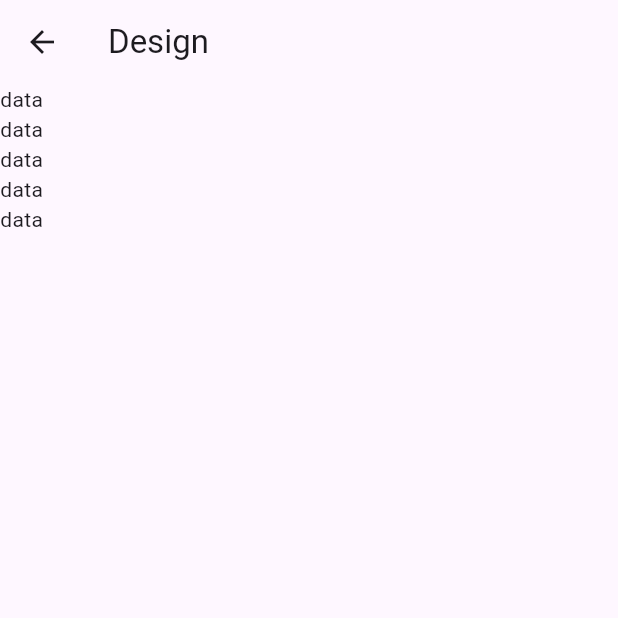
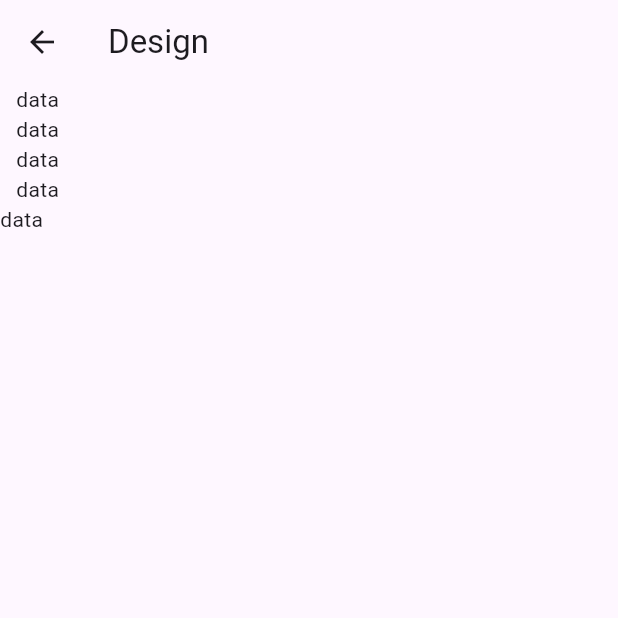
Before and after one commit to fahimshahariar09/calender_practice, a Flutter app: the Design screen opened directly, on a phone screen of 412 x 824 dp, the top half of it. Run offline on Flutter 3.47's test engine with Material 3 defaults, Android fonts, the phone set to English and light mode, and no system bars; our stand-ins replace flick_video_player, flutter_otp_text_field, get, percent_indicator, syncfusion_flutter_sliders, table_calendar and 1 more.

Commit message:
first commit

```diff
--- a/lib/view/screen/design.dart
+++ b/lib/view/screen/design.dart
@@ -44,6 +44,9 @@ class Design extends StatelessWidget {
           Text("data"),
           Text("data"),
           Container(
+            height: 20,
+            width: 50,
+            decoration: BoxDecoration(),
             child: Text("data"),
           )
         ],
```
